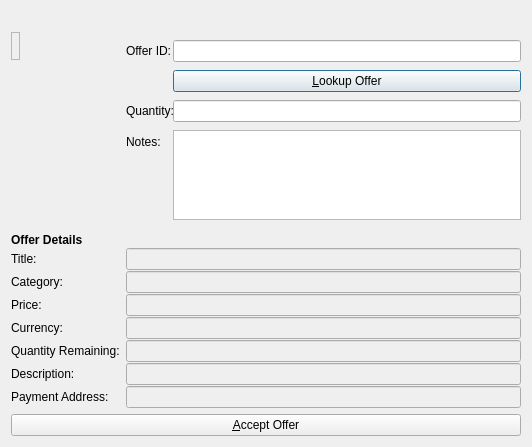
syscoin/syscoin1, file src/qt/forms/acceptandpayofferlistpage.ui: the form before one commit.
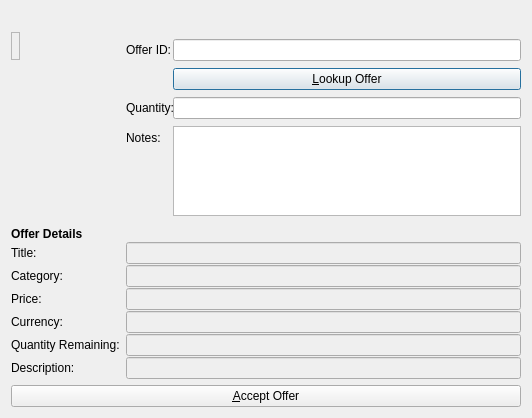
The form after the commit. Icons and pictures are not drawn.

The edit to the form file:
```diff
--- a/src/qt/forms/acceptandpayofferlistpage.ui
+++ b/src/qt/forms/acceptandpayofferlistpage.ui
@@ -10,7 +10,7 @@
     <x>0</x>
     <y>0</y>
     <width>532</width>
-    <height>447</height>
+    <height>418</height>
    </rect>
   </property>
   <property name="windowTitle">
@@ -235,20 +235,6 @@
        </property>
       </widget>
      </item>
-     <item row="10" column="0">
-      <widget class="QLabel" name="label_10">
-       <property name="text">
-        <string>Payment Address:</string>
-       </property>
-      </widget>
-     </item>
-     <item row="10" column="1">
-      <widget class="QLineEdit" name="infoPaymentAddress">
-       <property name="enabled">
-        <bool>false</bool>
-       </property>
-      </widget>
-     </item>
     </layout>
    </item>
    <item>
```
Left out of the diff: 74 changed lines with no effect on the pictures.
